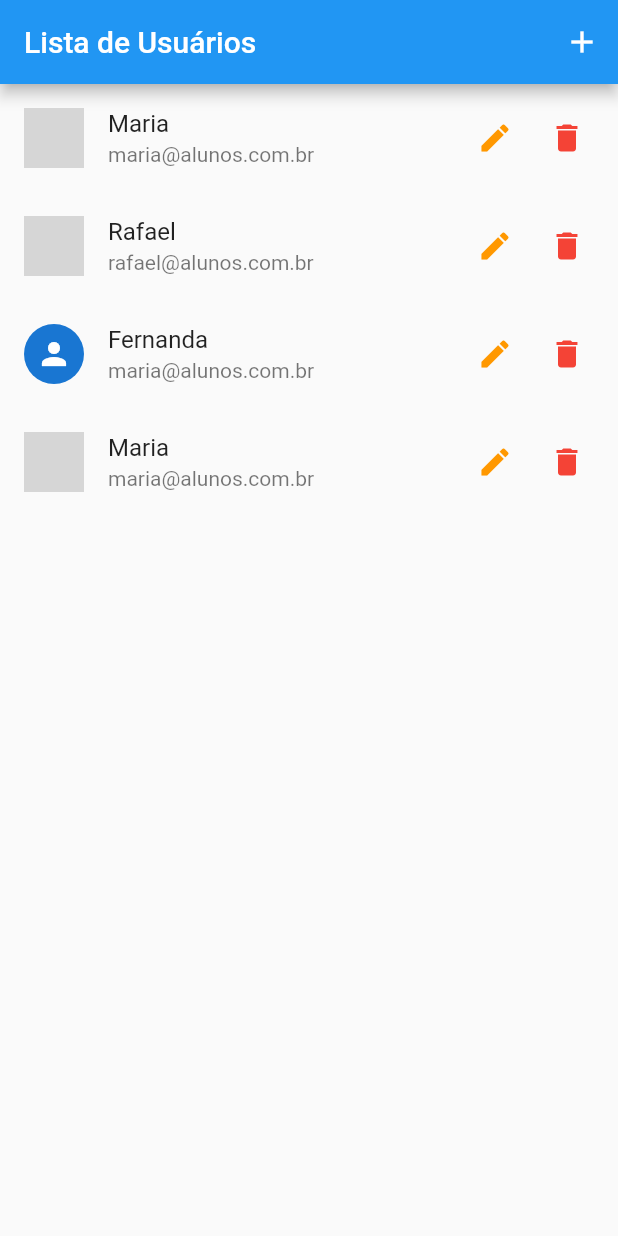
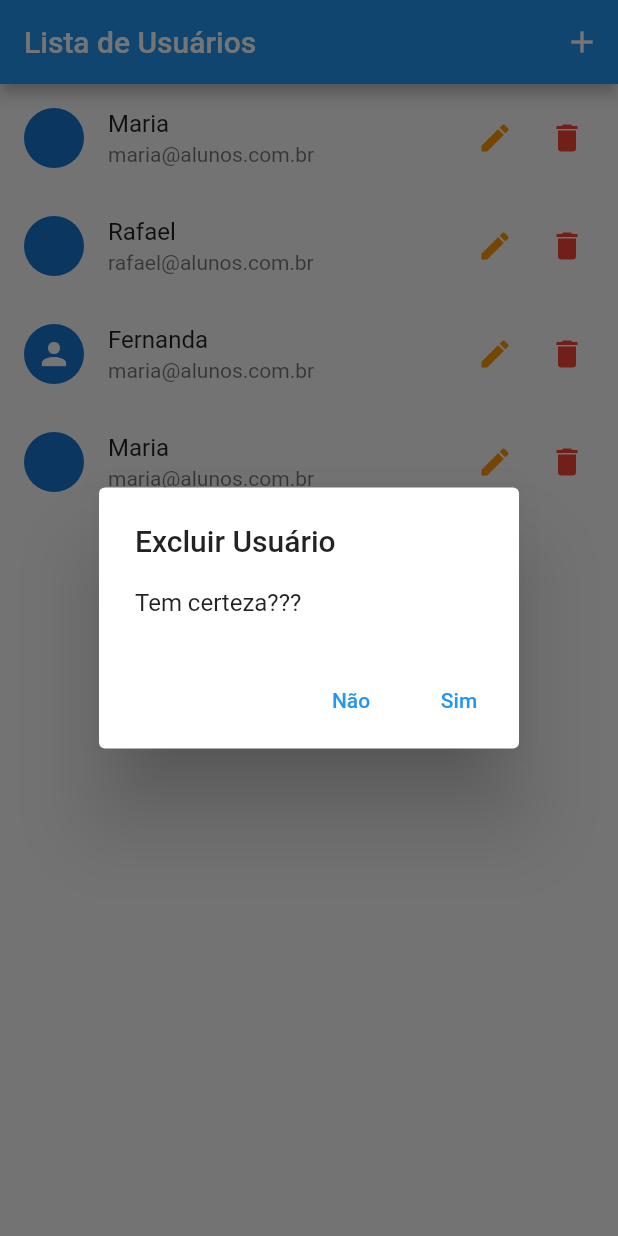
Before and after one commit to Dess1808/flutter-crud, a Flutter app: the screen it shows after launch, after a tap on the "delete" icon, on a phone screen of 412 x 824 dp. Run offline on Flutter 3.47's test engine with Material 2 defaults, Android fonts, the phone set to English and light mode, and no system bars; missing offline and left inert: dart:js; network calls fail; grey boxes are pictures that could not be loaded.

Commit message:
finalizado excusão, iniciando a refatoração do widget de user

```diff
--- a/lib/components/user_tile.dart
+++ b/lib/components/user_tile.dart
@@ -1,6 +1,8 @@
 import 'package:flutter/material.dart';
 import 'package:flutter_crud/models/user.dart';
+import 'package:provider/provider.dart';
 
+import '../provider/users.dart';
 import '../routes/app_routes.dart';
 
 class UserTile extends StatelessWidget{
@@ -41,7 +43,30 @@ class UserTile extends StatelessWidget{
           IconButton(
             color: Colors.red,
             icon: Icon(Icons.delete),
-            onPressed: () {},
+            onPressed: () {
+              showDialog(
+                context: context,
+                builder: (ctx) => AlertDialog(
+                  title: Text('Excluir Usuário'),
+                  content: Text('Tem certeza???'),
+                  actions: <Widget>[
+                    TextButton(
+                      child: Text('Não'),
+                      onPressed: () => Navigator.of(context).pop(false),
+                    ),
+
+                    TextButton(
+                      child: Text('Sim'),
+                      onPressed: () => Navigator.of(context).pop(true),
+                    )
+                  ],
+                ),
+              ).then((confirmed){
+                if(confirmed)
+                  Provider.of<Users>(context, listen: false).remove(user);
+              });
+
+            },
             ),
         ]),
       ),
```
